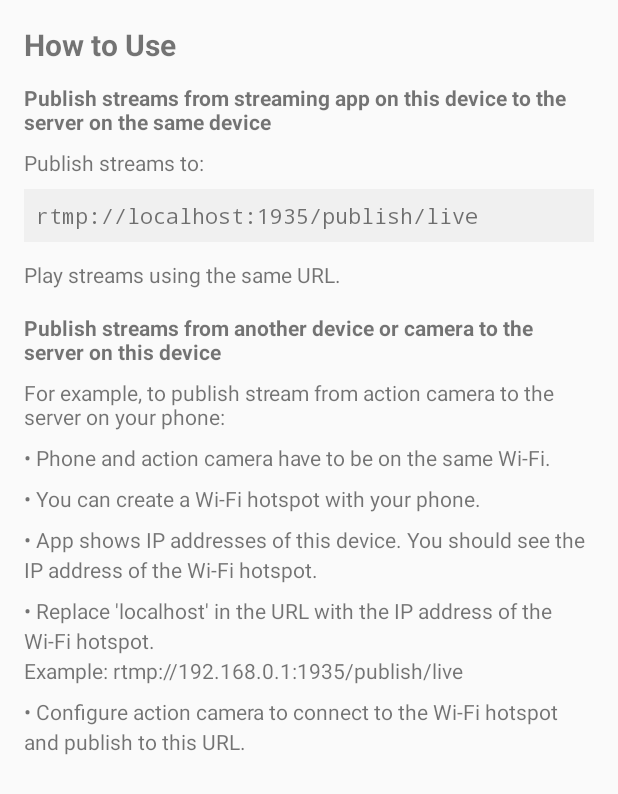
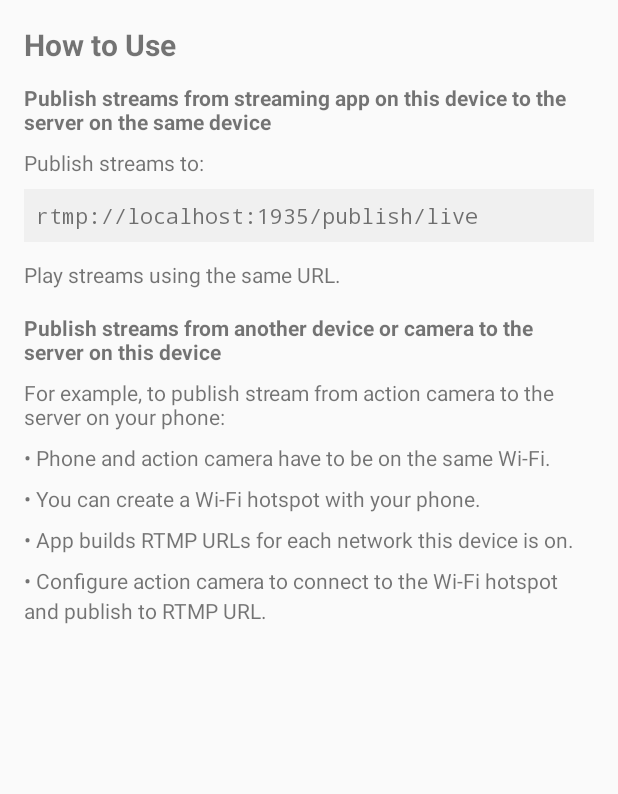
Before and after one commit to dimadesu/MediaSrvr, an Android app: the HowToUseActivity screen opened directly, with no data from a screen before it, on a phone screen of 412 x 824 dp. Shown: the top 794 px of the screen. Run offline under Robolectric (Android 15) with nearby library versions, the phone set to English and light mode, and no system bars.

Commit message:
As app builds URLs now update how to instructions

```diff
--- a/app/src/main/res/layout/activity_how_to_use.xml
+++ b/app/src/main/res/layout/activity_how_to_use.xml
@@ -104,21 +104,14 @@
         <TextView
           android:layout_width="match_parent"
           android:layout_height="wrap_content"
-          android:text="\u2022 App shows IP addresses of this device. You should see the IP address of the Wi‑Fi hotspot."
+          android:text="\u2022 App builds RTMP URLs for each network this device is on."
           android:layout_marginBottom="8dp"
           android:lineSpacingExtra="4dp" />
 
         <TextView
           android:layout_width="match_parent"
           android:layout_height="wrap_content"
-          android:text="\u2022 Replace 'localhost' in the URL with the IP address of the Wi‑Fi hotspot.\nExample: rtmp://192.168.0.1:1935/publish/live"
-          android:layout_marginBottom="8dp"
-          android:lineSpacingExtra="4dp" />
-
-        <TextView
-          android:layout_width="match_parent"
-          android:layout_height="wrap_content"
-          android:text="\u2022 Configure action camera to connect to the Wi‑Fi hotspot and publish to this URL."
+          android:text="\u2022 Configure action camera to connect to the Wi‑Fi hotspot and publish to RTMP URL."
           android:lineSpacingExtra="4dp" />
 
       </LinearLayout>
```
